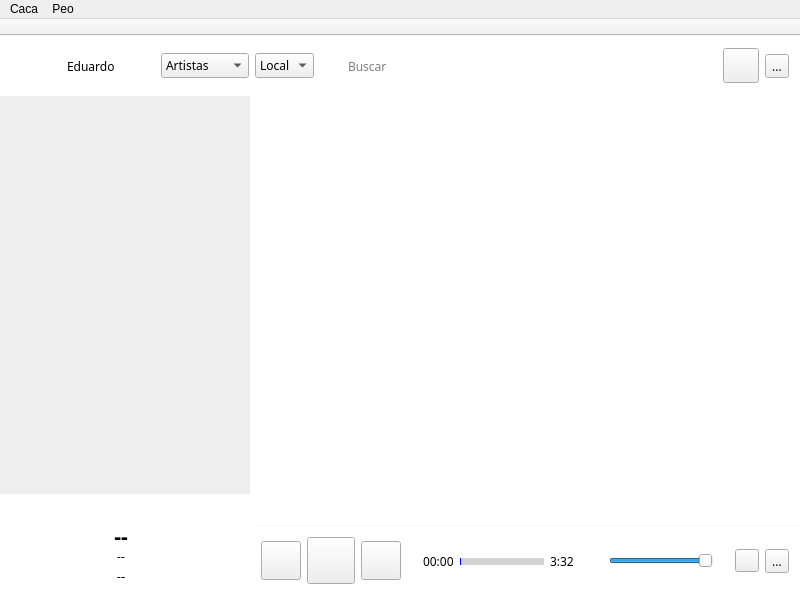
The window that mainwindow.ui (CuarzoSoftware/CuarzoPlayer) describes before a commit, drawn with Qt 5.
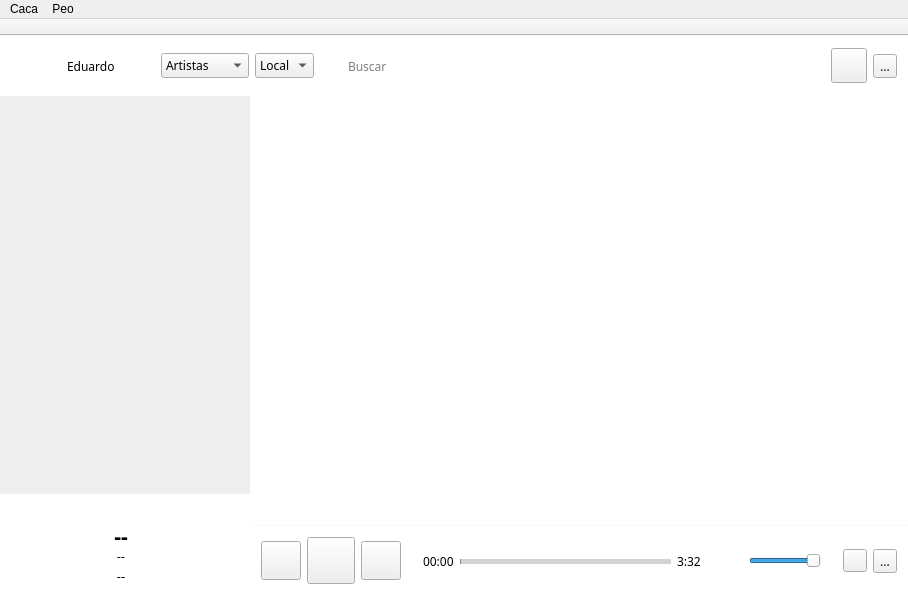
The same window after the commit. Icons and pictures are not drawn.

Commit message: Time bar fix

```diff
--- a/mainwindow.ui
+++ b/mainwindow.ui
@@ -948,6 +948,12 @@
              </item>
              <item>
               <widget class="QWidget" name="timer" native="true">
+               <property name="minimumSize">
+                <size>
+                 <width>300</width>
+                 <height>0</height>
+                </size>
+               </property>
                <layout class="QHBoxLayout" name="horizontalLayout_2">
                 <item>
                  <widget class="QLabel" name="currentTime">
@@ -963,21 +969,21 @@
     min-height: 50px;
 }
 QSlider::groove:horizontal {
-height: 7px;
+height: 5px;
 border-radius: 0px;
 }
 QSlider::handle:horizontal {
 	image:none;
 }
 QSlider::sub-page:qlineargradient {
-background: blue;
+background: #888;
 }
 QSlider::add-page:qlineargradient {
 background: lightgrey;
 }</string>
                   </property>
                   <property name="maximum">
-                   <number>100</number>
+                   <number>100000</number>
                   </property>
                   <property name="orientation">
                    <enum>Qt::Horizontal</enum>
@@ -996,9 +1002,36 @@
              </item>
              <item>
               <widget class="QWidget" name="volume" native="true">
+               <property name="minimumSize">
+                <size>
+                 <width>120</width>
+                 <height>0</height>
+                </size>
+               </property>
+               <property name="maximumSize">
+                <size>
+                 <width>150</width>
+                 <height>16777215</height>
+                </size>
+               </property>
                <layout class="QHBoxLayout" name="horizontalLayout_5">
                 <item>
                  <widget class="QLabel" name="volumeIcon">
+                  <property name="minimumSize">
+                   <size>
+                    <width>20</width>
+                    <height>20</height>
+                   </size>
+                  </property>
+                  <property name="maximumSize">
+                   <size>
+                    <width>20</width>
+                    <height>20</height>
+                   </size>
+                  </property>
+                  <property name="styleSheet">
+                   <string notr="true">image:url(:rec/images/volumeOn.png);</string>
+                  </property>
                   <property name="text">
                    <string/>
                   </property>
```
Left out of the diff: 3 changed lines with no effect on the pictures. The commit also changes 2 other files.
